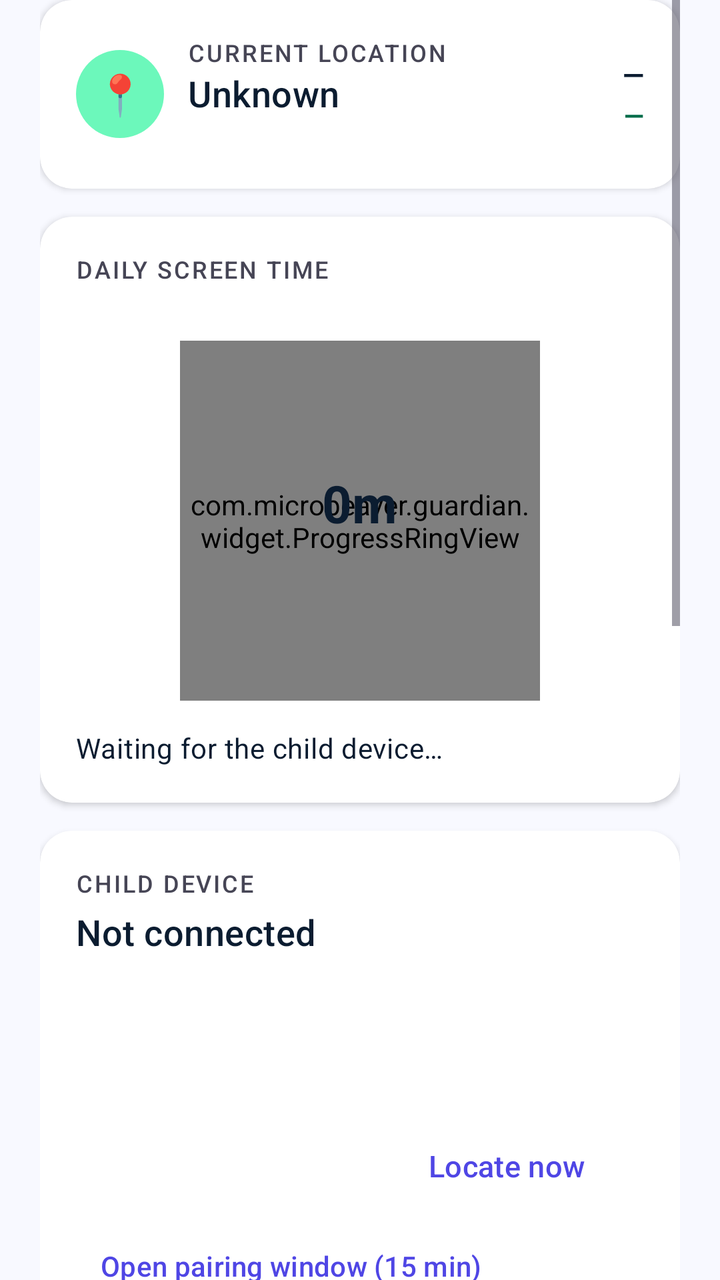
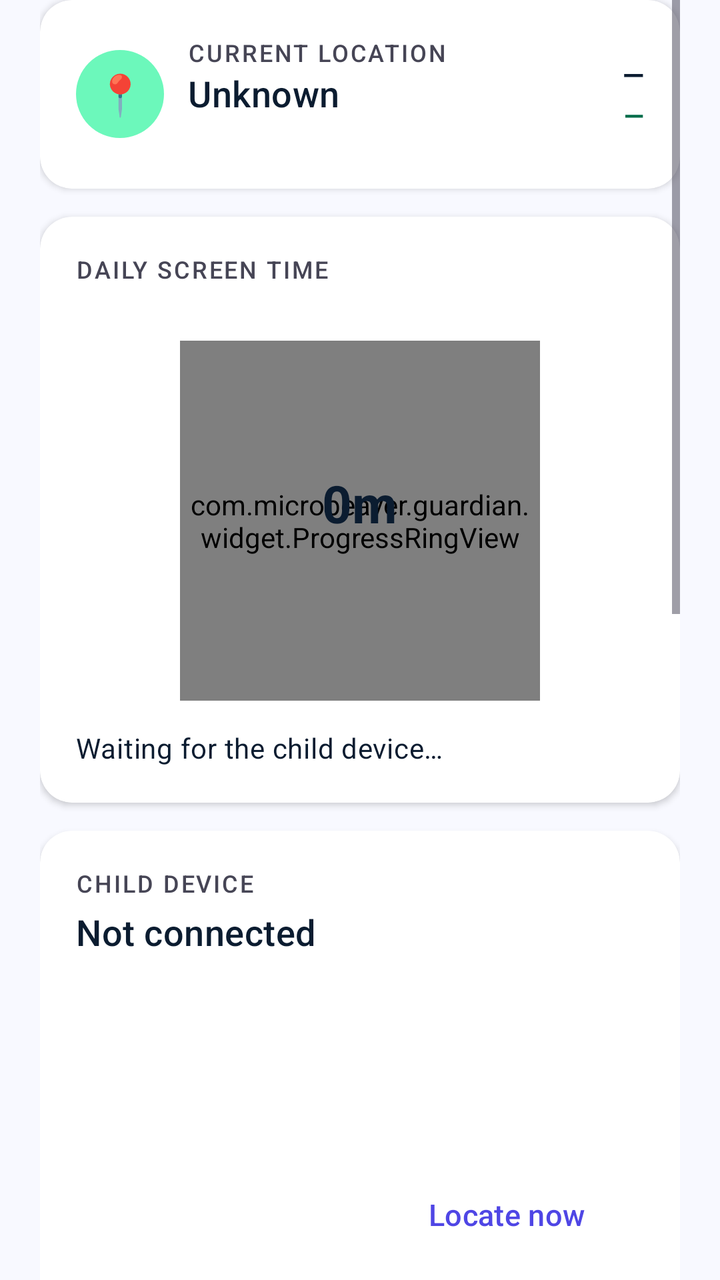

Screens rendered from an Android XML layout before and after an edit, with the pre-edit source and the edit as a unified diff.
<!-- AndroidManifest.xml: application theme Theme.BeaverGuardian -->
<!-- res/layout/fragment_dashboard.xml -->
<?xml version="1.0" encoding="utf-8"?>
<ScrollView xmlns:android="http://schemas.android.com/apk/res/android"
    xmlns:app="http://schemas.android.com/apk/res-auto"
    android:layout_width="match_parent"
    android:layout_height="match_parent"
    android:clipToPadding="false"
    android:paddingStart="20dp" android:paddingEnd="20dp" android:paddingBottom="20dp">

    <LinearLayout android:layout_width="match_parent" android:layout_height="wrap_content"
        android:orientation="vertical">

        
        <LinearLayout android:id="@+id/boxNotifWarning"
            android:layout_width="match_parent" android:layout_height="wrap_content"
            android:orientation="vertical" android:background="@drawable/bg_warning_card"
            android:padding="14dp" android:layout_marginBottom="14dp" android:visibility="gone">
            <TextView android:layout_width="wrap_content" android:layout_height="wrap_content"
                android:text="Notifications are off" android:textStyle="bold"
                android:textSize="15sp" android:textColor="@color/on_tertiary_container" />
            <TextView android:layout_width="match_parent" android:layout_height="wrap_content"
                android:text="SOS and unknown callers will not reach you."
                android:textSize="13sp" android:textColor="@color/on_tertiary_container"
                android:paddingTop="4dp" android:paddingBottom="8dp" />
            <Button android:id="@+id/btnFixNotif" style="@style/Button.Primary"
                android:layout_width="match_parent" android:layout_height="wrap_content"
                android:text="Turn notifications on" />
            <Button android:id="@+id/btnFixDoze" style="@style/Button.Primary"
                android:layout_width="match_parent" android:layout_height="wrap_content"
                android:text="Stop Android freezing alerts"
                android:layout_marginTop="8dp" android:visibility="gone" />
        </LinearLayout>

        
        <androidx.cardview.widget.CardView style="@style/Card.Guardian"
            android:layout_width="match_parent" android:layout_height="wrap_content">
            <LinearLayout android:layout_width="match_parent" android:layout_height="wrap_content"
                android:orientation="horizontal" android:padding="18dp" android:gravity="center_vertical">
                <TextView android:layout_width="44dp" android:layout_height="44dp"
                    android:background="@drawable/bg_pill_emerald" android:gravity="center"
                    android:text="📍" android:textSize="20sp" />
                <LinearLayout android:layout_width="0dp" android:layout_weight="1"
                    android:layout_height="wrap_content" android:orientation="vertical"
                    android:layout_marginStart="12dp">
                    <TextView style="@style/Text.SectionLabel" android:layout_width="wrap_content"
                        android:layout_height="wrap_content" android:text="Current location" />
                    <TextView android:id="@+id/tvLocation" style="@style/Text.Title"
                        android:layout_width="wrap_content" android:layout_height="wrap_content"
                        android:text="Unknown" />
                    <TextView android:id="@+id/tvZoneState" style="@style/Text.Caption"
                        android:layout_width="wrap_content" android:layout_height="wrap_content" />
                </LinearLayout>
                <LinearLayout android:layout_width="wrap_content" android:layout_height="wrap_content"
                    android:orientation="vertical" android:gravity="end">
                    <TextView android:id="@+id/tvBattery" android:layout_width="wrap_content"
                        android:layout_height="wrap_content" android:textSize="14sp"
                        android:textStyle="bold" android:textColor="@color/on_surface"
                        android:text="—" />
                    <TextView android:id="@+id/tvConnection" android:layout_width="wrap_content"
                        android:layout_height="wrap_content" android:textSize="13sp"
                        android:textStyle="bold" android:textColor="@color/secondary_dark"
                        android:text="—" android:paddingTop="2dp" />
                </LinearLayout>
            </LinearLayout>
        </androidx.cardview.widget.CardView>

        
        <androidx.cardview.widget.CardView style="@style/Card.Guardian"
            android:layout_width="match_parent" android:layout_height="wrap_content">
            <LinearLayout android:layout_width="match_parent" android:layout_height="wrap_content"
                android:orientation="vertical" android:padding="18dp">
                <TextView style="@style/Text.SectionLabel" android:layout_width="wrap_content"
                    android:layout_height="wrap_content" android:text="Daily screen time" />
                <TextView android:id="@+id/tvLimit" style="@style/Text.Caption"
                    android:layout_width="wrap_content" android:layout_height="wrap_content"
                    android:paddingBottom="10dp" />
                <FrameLayout android:layout_width="180dp" android:layout_height="180dp"
                    android:layout_gravity="center">
                    <com.microbeaver.guardian.widget.ProgressRingView android:id="@+id/ring"
                        android:layout_width="match_parent" android:layout_height="match_parent" />
                    <LinearLayout android:layout_width="wrap_content" android:layout_height="wrap_content"
                        android:orientation="vertical" android:layout_gravity="center"
                        android:gravity="center">
                        <TextView android:id="@+id/tvUsedTotal" style="@style/Text.Metric"
                            android:layout_width="wrap_content" android:layout_height="wrap_content"
                            android:text="0m" android:textSize="26sp" />
                        <TextView android:id="@+id/tvRemaining" style="@style/Text.Caption"
                            android:layout_width="wrap_content" android:layout_height="wrap_content" />
                    </LinearLayout>
                </FrameLayout>
                <TextView android:id="@+id/tvTopApps" style="@style/Text.Body"
                    android:layout_width="match_parent" android:layout_height="wrap_content"
                    android:textSize="14sp" android:paddingTop="14dp"
                    android:text="Waiting for the child device…" />
            </LinearLayout>
        </androidx.cardview.widget.CardView>

        
        <androidx.cardview.widget.CardView style="@style/Card.Guardian"
            android:layout_width="match_parent" android:layout_height="wrap_content">
            <LinearLayout android:layout_width="match_parent" android:layout_height="wrap_content"
                android:orientation="vertical" android:padding="18dp">
                <TextView style="@style/Text.SectionLabel" android:layout_width="wrap_content"
                    android:layout_height="wrap_content" android:text="Child device" />
                <TextView android:id="@+id/tvDevice" style="@style/Text.Title"
                    android:layout_width="wrap_content" android:layout_height="wrap_content"
                    android:text="Not connected" android:paddingTop="4dp" />
                <TextView android:id="@+id/tvSeen" style="@style/Text.Caption"
                    android:layout_width="match_parent" android:layout_height="wrap_content" />
                <TextView android:id="@+id/tvProtection" style="@style/Text.Caption"
                    android:layout_width="match_parent" android:layout_height="wrap_content"
                    android:paddingTop="8dp" />
                <TextView android:id="@+id/tvZonesSummary" style="@style/Text.Caption"
                    android:layout_width="match_parent" android:layout_height="wrap_content"
                    android:paddingTop="6dp" />
                <LinearLayout android:layout_width="match_parent" android:layout_height="wrap_content"
                    android:orientation="horizontal" android:layout_marginTop="12dp">
                    <Button android:id="@+id/btnMap" style="@style/Button.Primary"
                        android:layout_width="0dp" android:layout_weight="1"
                        android:layout_height="wrap_content" android:text="Open map" />
                    <Button android:id="@+id/btnLocate" style="@style/Button.Outline"
                        android:layout_width="0dp" android:layout_weight="1"
                        android:layout_height="wrap_content" android:text="Locate now"
                        android:layout_marginStart="10dp" />
                </LinearLayout>
                <Button android:id="@+id/btnPair" style="@style/Button.Text"
                    android:layout_width="wrap_content" android:layout_height="wrap_content"
                    android:text="Open pairing window (15 min)" android:paddingStart="0dp" />
            </LinearLayout>
        </androidx.cardview.widget.CardView>

        
        <androidx.cardview.widget.CardView style="@style/Card.Guardian"
            android:layout_width="match_parent" android:layout_height="wrap_content">
            <LinearLayout android:layout_width="match_parent" android:layout_height="wrap_content"
                android:orientation="vertical" android:padding="18dp">
                <TextView style="@style/Text.SectionLabel" android:layout_width="wrap_content"
                    android:layout_height="wrap_content" android:text="Quick actions"
                    android:paddingBottom="10dp" />
                <LinearLayout android:layout_width="match_parent" android:layout_height="wrap_content"
                    android:orientation="horizontal">
                    <Button android:id="@+id/btnLock" style="@style/Button.Primary"
                        android:layout_width="0dp" android:layout_weight="1"
                        android:layout_height="wrap_content" android:text="Lock" />
                    <Button android:id="@+id/btnUnlock" style="@style/Button.Safe"
                        android:layout_width="0dp" android:layout_weight="1"
                        android:layout_height="wrap_content" android:text="Unlock"
                        android:layout_marginStart="10dp" />
                </LinearLayout>
                <LinearLayout android:layout_width="match_parent" android:layout_height="wrap_content"
                    android:orientation="horizontal" android:layout_marginTop="10dp">
                    <Button android:id="@+id/btnNetOff" style="@style/Button.Outline"
                        android:layout_width="0dp" android:layout_weight="1"
                        android:layout_height="wrap_content" android:text="Pause internet" />
                    <Button android:id="@+id/btnNetOn" style="@style/Button.Outline"
                        android:layout_width="0dp" android:layout_weight="1"
                        android:layout_height="wrap_content" android:text="Resume"
                        android:layout_marginStart="10dp" />
                </LinearLayout>
            </LinearLayout>
        </androidx.cardview.widget.CardView>

        
        <androidx.cardview.widget.CardView style="@style/Card.Guardian"
            android:layout_width="match_parent" android:layout_height="wrap_content">
            <LinearLayout android:layout_width="match_parent" android:layout_height="wrap_content"
                android:orientation="vertical" android:padding="18dp">
                <TextView style="@style/Text.SectionLabel" android:layout_width="wrap_content"
                    android:layout_height="wrap_content" android:text="Temporary internet" />
                <TextView android:id="@+id/tvNetTimerStatus" style="@style/Text.Caption"
                    android:layout_width="match_parent" android:layout_height="wrap_content"
                    android:paddingTop="4dp" />
                <LinearLayout android:layout_width="match_parent" android:layout_height="wrap_content"
                    android:orientation="horizontal" android:gravity="center_vertical"
                    android:layout_marginTop="10dp">
                    <TextView android:layout_width="0dp" android:layout_weight="1"
                        android:layout_height="wrap_content" android:text="Duration"
                        android:textSize="14sp" android:textColor="@color/on_surface" />
                    <TextView android:id="@+id/tvNetTimerValue" android:layout_width="wrap_content"
                        android:layout_height="wrap_content" android:textSize="16sp"
                        android:textStyle="bold" android:textColor="@color/primary" />
                </LinearLayout>
                <com.google.android.material.slider.Slider android:id="@+id/sliderNetTimer"
                    android:layout_width="match_parent" android:layout_height="wrap_content"
                    android:valueFrom="10" android:valueTo="360" android:stepSize="10"
                    android:value="30" android:layout_marginTop="4dp" />
                <LinearLayout android:layout_width="match_parent" android:layout_height="wrap_content"
                    android:orientation="horizontal">
                    <TextView style="@style/Text.Caption" android:layout_width="0dp"
                        android:layout_weight="1" android:layout_height="wrap_content"
                        android:text="10 min" />
                    <TextView style="@style/Text.Caption" android:layout_width="wrap_content"
                        android:layout_height="wrap_content" android:text="6 h" />
                </LinearLayout>
                <Button android:id="@+id/btnOpenNetTimer" style="@style/Button.Primary"
                    android:layout_width="match_parent" android:layout_height="wrap_content"
                    android:text="Open internet temporarily" android:layout_marginTop="8dp" />
            </LinearLayout>
        </androidx.cardview.widget.CardView>

        
        <androidx.cardview.widget.CardView style="@style/Card.Guardian"
            android:layout_width="match_parent" android:layout_height="wrap_content">
            <LinearLayout android:layout_width="match_parent" android:layout_height="wrap_content"
                android:orientation="vertical" android:padding="18dp">
                <LinearLayout android:layout_width="match_parent" android:layout_height="wrap_content"
                    android:orientation="horizontal" android:gravity="center_vertical">
                    <TextView style="@style/Text.SectionLabel" android:layout_width="0dp"
                        android:layout_weight="1" android:layout_height="wrap_content"
                        android:text="Today's activity" />
                    <TextView android:id="@+id/tvFeedCount" android:layout_width="wrap_content"
                        android:layout_height="wrap_content" android:textSize="12sp"
                        android:textStyle="bold" android:textColor="@color/on_surface_variant" />
                </LinearLayout>
                <LinearLayout android:id="@+id/feedHost"
                    android:layout_width="match_parent" android:layout_height="wrap_content"
                    android:orientation="vertical" android:paddingTop="6dp" />
                <TextView android:id="@+id/tvFeedEmpty" style="@style/Text.Body"
                    android:layout_width="match_parent" android:layout_height="wrap_content"
                    android:textSize="14sp" android:text="Nothing yet today" />
                <Button android:id="@+id/btnTestNotif" style="@style/Button.Text"
                    android:layout_width="wrap_content" android:layout_height="wrap_content"
                    android:text="Send a test notification" android:paddingStart="0dp" />
            </LinearLayout>
        </androidx.cardview.widget.CardView>
    </LinearLayout>
</ScrollView>
<!-- resources referenced by this layout -->
<resources>
  <color name="on_surface">#0B1C30</color>
  <color name="on_surface_variant">#464555</color>
  <color name="on_tertiary_container">#653E00</color>
  <color name="primary">#4F46E5</color>
  <color name="secondary_dark">#006C49</color>
  <!-- drawable bg_pill_emerald (drawable) -->
  <?xml version="1.0" encoding="utf-8"?>
  <shape xmlns:android="http://schemas.android.com/apk/res/android" android:shape="rectangle">
      <solid android:color="@color/secondary_container" />
      <corners android:radius="999dp" />
  </shape>
  <!-- drawable bg_warning_card (drawable) -->
  <?xml version="1.0" encoding="utf-8"?>
  <shape xmlns:android="http://schemas.android.com/apk/res/android" android:shape="rectangle">
      <solid android:color="@color/tertiary_container" />
      <corners android:radius="12dp" />
      <stroke android:width="1dp" android:color="@color/tertiary" />
  </shape>
  <style name="Button.Safe" parent="Button.Primary">
          <item name="backgroundTint">@color/secondary</item>
          <item name="android:textColor">@color/on_secondary</item>
          <item name="iconTint">@color/on_secondary</item>
      </style>
  <style name="Button.Text" parent="Widget.Material3.Button.TextButton">
          <item name="android:fontFamily">sans-serif-medium</item>
          <item name="android:textColor">@color/primary</item>
          <item name="android:textAllCaps">false</item>
          <item name="android:textSize">14sp</item>
      </style>
  <style name="Card.Guardian" parent="Widget.Material3.CardView.Elevated">
          <item name="cardCornerRadius">16dp</item>
          <item name="cardElevation">2dp</item>
          <item name="cardBackgroundColor">@color/surface_card</item>
          <item name="android:layout_marginBottom">14dp</item>
      </style>
  <style name="Text.Body" parent="TextAppearance.Material3.BodyMedium">
          <item name="android:fontFamily">sans-serif</item>
          <item name="android:textSize">16sp</item>
          <item name="android:textColor">@color/on_surface</item>
          <item name="android:lineSpacingExtra">4sp</item>
      </style>
  <style name="Text.Caption" parent="TextAppearance.Material3.BodySmall">
          <item name="android:fontFamily">sans-serif</item>
          <item name="android:textSize">13sp</item>
          <item name="android:textColor">@color/on_surface_variant</item>
      </style>
  <style name="Text.Metric" parent="TextAppearance.Material3.HeadlineMedium">
          <item name="android:fontFamily">sans-serif</item>
          <item name="android:textStyle">bold</item>
          <item name="android:textSize">30sp</item>
          <item name="android:textColor">@color/on_surface</item>
      </style>
  <style name="Text.SectionLabel" parent="TextAppearance.Material3.LabelSmall">
          <item name="android:fontFamily">sans-serif-medium</item>
          <item name="android:textSize">12sp</item>
          <item name="android:textColor">@color/on_surface_variant</item>
          <item name="android:letterSpacing">0.08</item>
          <item name="android:textAllCaps">true</item>
      </style>
  <style name="Text.Title" parent="TextAppearance.Material3.TitleMedium">
          <item name="android:fontFamily">sans-serif-medium</item>
          <item name="android:textSize">18sp</item>
          <item name="android:textColor">@color/on_surface</item>
      </style>
  <color name="secondary_container">#6CF8BB</color>
  <color name="tertiary_container">#FFDDB8</color>
  <color name="tertiary">#F59E0B</color>
  <color name="on_primary">#FFFFFF</color>
  <color name="secondary">#10B981</color>
  <color name="on_secondary">#FFFFFF</color>
  <color name="surface_card">#FFFFFF</color>
  <color name="primary_container">#E2DFFF</color>
  <color name="on_primary_container">#0F0069</color>
  <color name="on_secondary_container">#00714D</color>
  <color name="on_tertiary">#FFFFFF</color>
  <color name="error">#BA1A1A</color>
  <color name="on_error">#FFFFFF</color>
  <color name="background">#F8F9FF</color>
  <color name="outline">#777587</color>
</resources>

<!-- the commit's change to res/layout/fragment_dashboard.xml (unified diff, before → after) -->
@@ -106,9 +106,13 @@
                     android:text="Not connected" android:paddingTop="4dp" />
                 <TextView android:id="@+id/tvSeen" style="@style/Text.Caption"
                     android:layout_width="match_parent" android:layout_height="wrap_content" />
-                <TextView android:id="@+id/tvProtection" style="@style/Text.Caption"
-                    android:layout_width="match_parent" android:layout_height="wrap_content"
-                    android:paddingTop="8dp" />
+                
+                <TextView android:id="@+id/tvAdminStatus" android:layout_width="match_parent"
+                    android:layout_height="wrap_content" android:textSize="14sp"
+                    android:textStyle="bold" android:paddingTop="10dp" />
+                <TextView android:id="@+id/tvVpnStatus" android:layout_width="match_parent"
+                    android:layout_height="wrap_content" android:textSize="14sp"
+                    android:textStyle="bold" android:paddingTop="2dp" />
                 <TextView android:id="@+id/tvZonesSummary" style="@style/Text.Caption"
                     android:layout_width="match_parent" android:layout_height="wrap_content"
                     android:paddingTop="6dp" />
